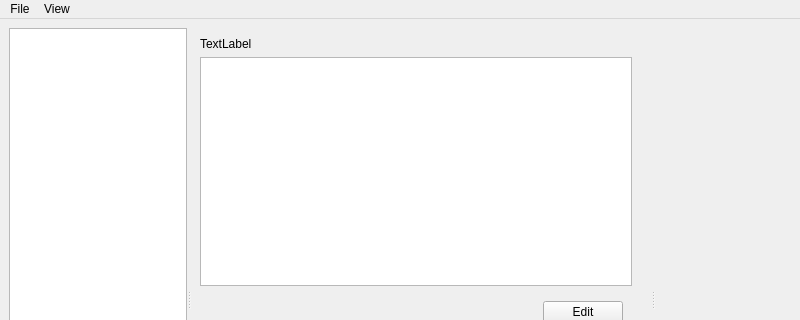
nextfoam/baram, file view/main_window/main_window.ui: the form before one commit; both pictures show x 0 to 800 and y 0 to 320 of the 800 by 600 pixel window.
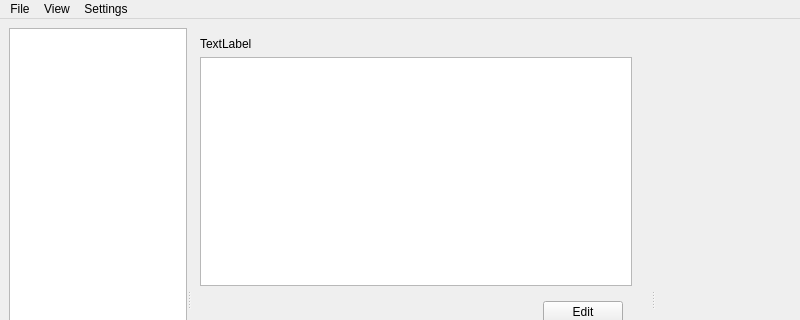
The form after the commit.

Commit message: fv_options.py 수정, test_fv_options.py 추가, scaling/language menu 추가

Diff of the .ui file:
```diff
--- a/view/main_window/main_window.ui
+++ b/view/main_window/main_window.ui
@@ -189,8 +189,16 @@
      <string>View</string>
     </property>
    </widget>
+   <widget class="QMenu" name="menuSetting">
+    <property name="title">
+     <string>Settings</string>
+    </property>
+    <addaction name="actionScale"/>
+    <addaction name="actionLanguage"/>
+   </widget>
    <addaction name="menuFile"/>
    <addaction name="menuView_2"/>
+   <addaction name="menuSetting"/>
   </widget>
   <widget class="QStatusBar" name="statusbar"/>
   <widget class="QDockWidget" name="emptyDock">
```
Left out of the diff: 10 changed lines with no effect on the pictures. The commit also changes 11 other files.
